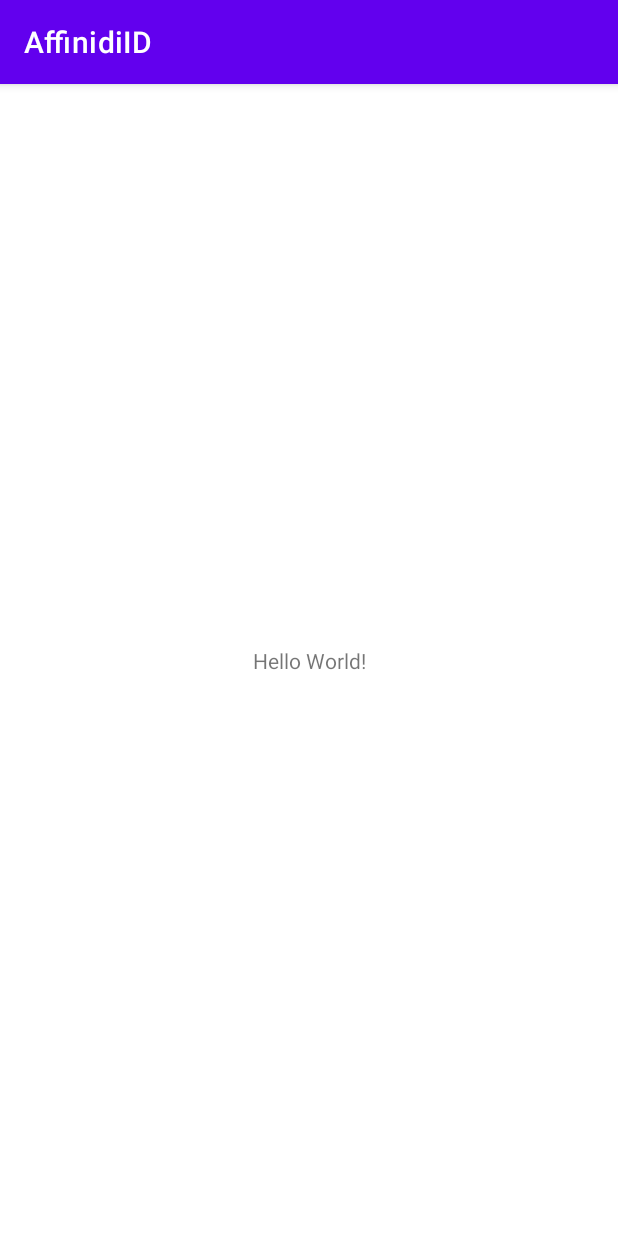
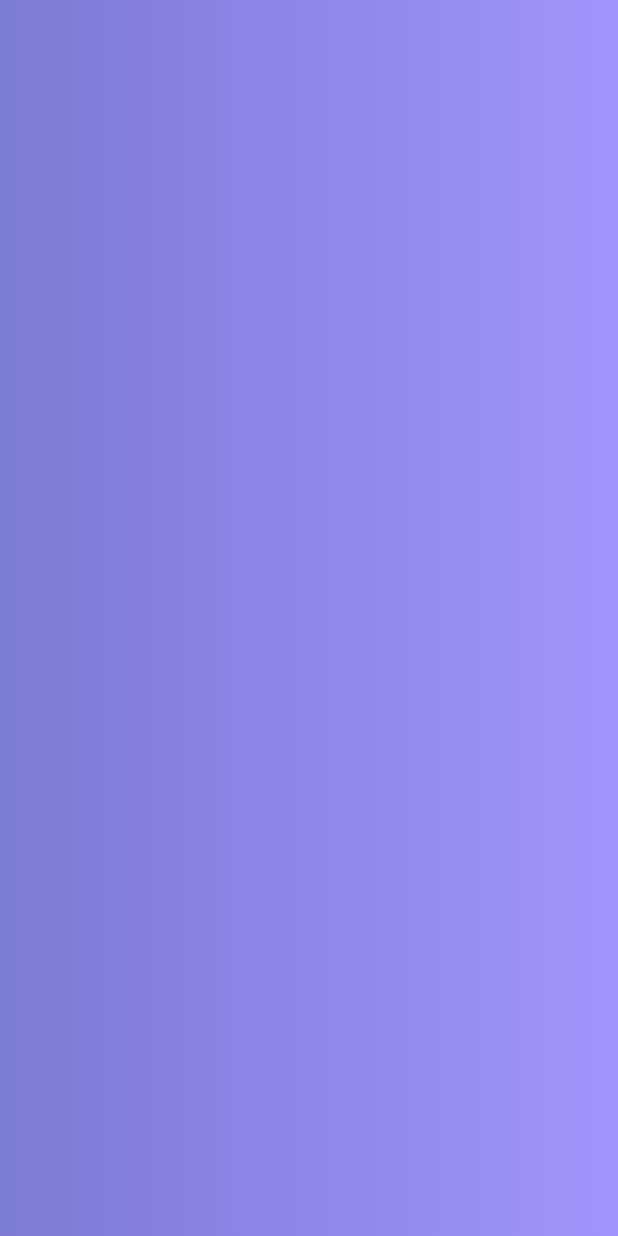
Before and after one commit to alexandr7035/AffinidiID, an Android app: the screen it shows after launch (MainActivity), on a phone screen of 412 x 824 dp. Run offline under Robolectric (Android 15) with nearby library versions, the phone set to English and light mode, and no system bars.

Commit message:
Initial styling

```diff
--- a/app/src/main/java/by/alexandr7035/affinidi_id/MainActivity.kt
+++ b/app/src/main/java/by/alexandr7035/affinidi_id/MainActivity.kt
@@ -1,11 +1,19 @@
 package by.alexandr7035.affinidi_id
 
+import android.graphics.Color
 import androidx.appcompat.app.AppCompatActivity
 import android.os.Bundle
+import android.view.WindowManager
+import androidx.core.content.ContextCompat
 
 class MainActivity : AppCompatActivity() {
     override fun onCreate(savedInstanceState: Bundle?) {
         super.onCreate(savedInstanceState)
         setContentView(R.layout.activity_main)
+
+        window.addFlags(WindowManager.LayoutParams.FLAG_DRAWS_SYSTEM_BAR_BACKGROUNDS)
+        window.navigationBarColor = Color.TRANSPARENT
+        window.statusBarColor = Color.TRANSPARENT
+        window.setBackgroundDrawable(ContextCompat.getDrawable(this, R.drawable.background_window))
     }
 }
--- /dev/null
+++ b/app/src/main/res/drawable/background_window.xml
@@ -0,0 +1,6 @@
+<?xml version="1.0" encoding="utf-8"?>
+<shape xmlns:android="http://schemas.android.com/apk/res/android" android:dither="true">
+    <gradient android:type="linear"
+        android:startColor="#7C7BD3"
+        android:endColor="#A294FB"/>
+</shape>
--- a/app/src/main/res/layout/activity_main.xml
+++ b/app/src/main/res/layout/activity_main.xml
@@ -4,15 +4,4 @@
     xmlns:tools="http://schemas.android.com/tools"
     android:layout_width="match_parent"
     android:layout_height="match_parent"
-    tools:context=".MainActivity">
-
-    <TextView
-        android:layout_width="wrap_content"
-        android:layout_height="wrap_content"
-        android:text="Hello World!"
-        app:layout_constraintBottom_toBottomOf="parent"
-        app:layout_constraintLeft_toLeftOf="parent"
-        app:layout_constraintRight_toRightOf="parent"
-        app:layout_constraintTop_toTopOf="parent" />
-
-</androidx.constraintlayout.widget.ConstraintLayout>
+    tools:context=".MainActivity"/>
--- a/app/src/main/res/values/themes.xml
+++ b/app/src/main/res/values/themes.xml
@@ -1,6 +1,6 @@
 <resources xmlns:tools="http://schemas.android.com/tools">
     <!-- Base application theme. -->
-    <style name="Theme.AffinidiID" parent="Theme.MaterialComponents.DayNight.DarkActionBar">
+    <style name="Theme.AffinidiID" parent="Theme.MaterialComponents.Light.NoActionBar">
         <!-- Primary brand color. -->
         <item name="colorPrimary">@color/purple_500</item>
         <item name="colorPrimaryVariant">@color/purple_700</item>
@@ -12,5 +12,7 @@
         <!-- Status bar color. -->
         <item name="android:statusBarColor" tools:targetApi="l">?attr/colorPrimaryVariant</item>
         <!-- Customize your theme here. -->
+
+        <item name="android:windowBackground">@drawable/background_window</item>
     </style>
 </resources>
```
